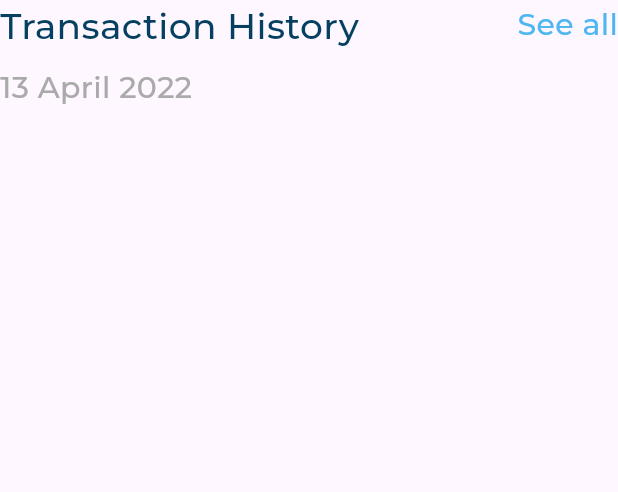
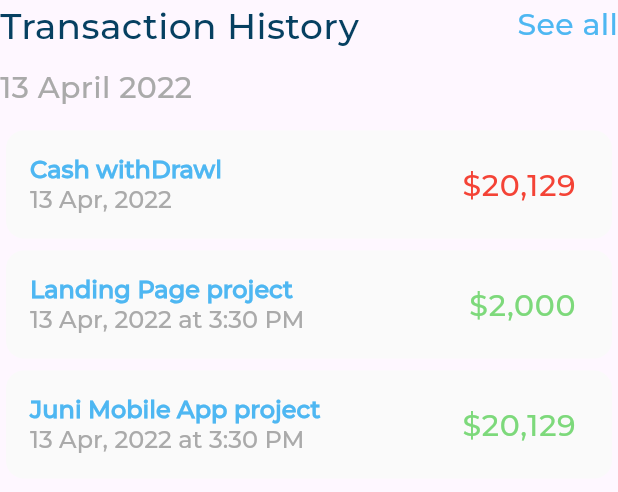
Before and after one commit to amgadelmarghny/responsive_dash_board, a Flutter app: the TransactionHistory widget shown alone on an empty page, opened directly, on a phone screen of 412 x 824 dp. Shown: the top 492 px of the screen. Run offline on Flutter 3.47's test engine with Material 3 defaults, Android fonts, the phone set to English and light mode, and no system bars; our stand-ins replace expandable_page_view, flutter_svg, smooth_page_indicator; project files that could hold a hidden picture were left out.

Commit message:
create transaction history list view

```diff
--- a/lib/models/transaction_history_item_model.dart
+++ b/lib/models/transaction_history_item_model.dart
@@ -2,7 +2,7 @@ class TransactionHistoryItemModel {
   final String title, date, income;
   final TransactionType transactionType;
 
-  TransactionHistoryItemModel(
+  const TransactionHistoryItemModel(
       {required this.title,
       required this.date,
       required this.income,
--- a/lib/widgets/transaction_history_item.dart
+++ b/lib/widgets/transaction_history_item.dart
@@ -21,7 +21,7 @@ class TransactionHistoryItem extends StatelessWidget {
           transactionHistoryItemModel.income,
           style: AppStyles.styleSemiBold20(context).copyWith(
             color: isIncome(transactionHistoryItemModel.transactionType)
-                ? Colors.green
+                ? const Color(0xff7DD97B)
                 : Colors.red,
           ),
         ),
--- /dev/null
+++ b/lib/widgets/transaction_history_list_view.dart
@@ -0,0 +1,36 @@
+import 'package:flutter/material.dart';
+import 'package:responsive_dash_board/models/transaction_history_item_model.dart';
+import 'package:responsive_dash_board/widgets/transaction_history_item.dart';
+
+class TransactionHistoryListView extends StatelessWidget {
+  const TransactionHistoryListView({super.key});
+  static const transactionHistoryItemList = [
+    TransactionHistoryItemModel(
+      title: 'Cash withDrawl',
+      date: '13 Apr, 2022 ',
+      income: r'$20,129',
+      transactionType: TransactionType.withDrawal,
+    ),
+    TransactionHistoryItemModel(
+      title: 'Landing Page project',
+      date: '13 Apr, 2022 at 3:30 PM',
+      income: r'$2,000',
+      transactionType: TransactionType.income,
+    ),
+    TransactionHistoryItemModel(
+      title: 'Juni Mobile App project',
+      date: '13 Apr, 2022 at 3:30 PM',
+      income: r'$20,129',
+      transactionType: TransactionType.income,
+    ),
+  ];
+
+  @override
+  Widget build(BuildContext context) {
+    return Column(
+      children: transactionHistoryItemList
+          .map((e) => TransactionHistoryItem(transactionHistoryItemModel: e))
+          .toList(),
+    );
+  }
+}
--- a/lib/widgets/transaction_history_widget.dart
+++ b/lib/widgets/transaction_history_widget.dart
@@ -1,6 +1,7 @@
 import 'package:flutter/material.dart';
 import 'package:responsive_dash_board/utils/app_style.dart';
 import 'package:responsive_dash_board/widgets/transaction_history_header.dart';
+import 'package:responsive_dash_board/widgets/transaction_history_list_view.dart';
 
 class TransactionHistory extends StatelessWidget {
   const TransactionHistory({super.key});
@@ -9,6 +10,7 @@ class TransactionHistory extends StatelessWidget {
   Widget build(BuildContext context) {
     return Column(
       crossAxisAlignment: CrossAxisAlignment.start,
+      mainAxisSize: MainAxisSize.max,
       children: [
         const TransactionHistoryHeader(),
         const SizedBox(
@@ -22,6 +24,7 @@ class TransactionHistory extends StatelessWidget {
         const SizedBox(
           height: 10,
         ),
+        const TransactionHistoryListView()
       ],
     );
   }
```
